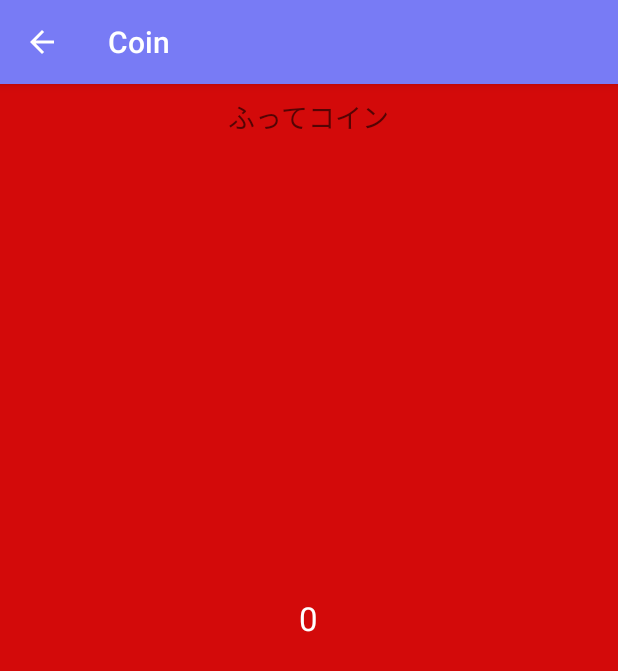
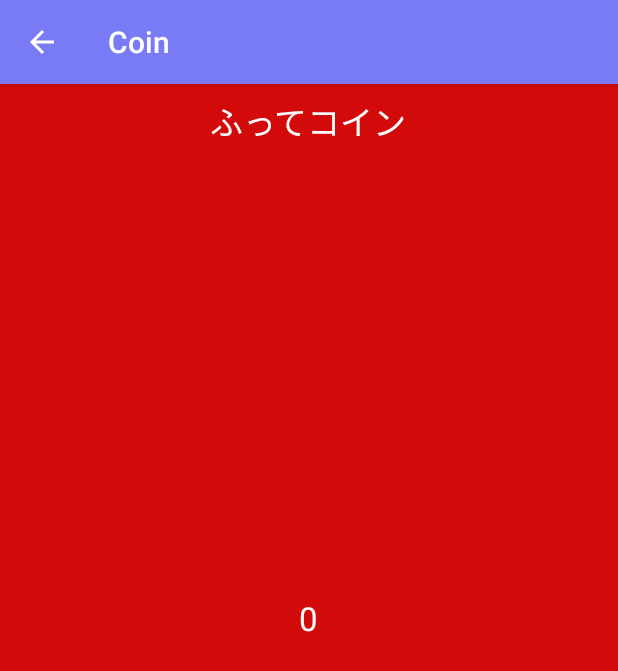
Before and after one commit to moritalous/MyMario, an Android app: the screen it shows after launch (CoinActivity), after a tap on "コイン", on a phone screen of 412 x 824 dp. Shown: the top 671 px of the screen. Run offline under Robolectric (Android 15) with nearby library versions, the phone set to English and light mode, and no system bars; libraries missing offline, so code that uses them is left out: com.squareup.seismic; pictures from the network do not load; 2 statements that could not run were skipped.

Commit message:
リリースに向けて調整

```diff
--- a/app/src/main/AndroidManifest.xml
+++ b/app/src/main/AndroidManifest.xml
@@ -12,7 +12,9 @@
         android:theme="@style/AppTheme">
         <activity
             android:name=".MainActivity"
+            android:configChanges="orientation|screenSize"
             android:label="@string/app_name"
+            android:screenOrientation="portrait"
             android:theme="@style/AppTheme.NoActionBar">
             <intent-filter>
                 <action android:name="android.intent.action.MAIN" />
@@ -22,11 +24,15 @@
         </activity>
         <activity
             android:name=".JumpActivity"
+            android:configChanges="orientation|screenSize"
             android:label="Jump"
+            android:screenOrientation="portrait"
             android:theme="@style/AppTheme.NoActionBar" />
         <activity
             android:name=".CoinActivity"
+            android:configChanges="orientation|screenSize"
             android:label="Coin"
+            android:screenOrientation="portrait"
             android:theme="@style/AppTheme.NoActionBar" />
     </application>
 
--- a/app/src/main/java/forest/rice/field/k/mymario/CoinActivity.java
+++ b/app/src/main/java/forest/rice/field/k/mymario/CoinActivity.java
@@ -1,6 +1,7 @@
 package forest.rice.field.k.mymario;
 
 import android.hardware.SensorManager;
+import android.media.AudioManager;
 import android.os.Bundle;
 import android.os.Handler;
 import android.support.v7.app.ActionBar;
@@ -37,6 +38,8 @@ public class CoinActivity extends AppCompatActivity implements ShakeDetector.Lis
         if (actionBar != null) {
             actionBar.setDisplayHomeAsUpEnabled(true);
         }
+
+        setVolumeControlStream(AudioManager.STREAM_MUSIC);
 
         textCount = (TextView) findViewById(R.id.textCount);
         textCount.setText(String.valueOf(count));
--- a/app/src/main/java/forest/rice/field/k/mymario/JumpActivity.java
+++ b/app/src/main/java/forest/rice/field/k/mymario/JumpActivity.java
@@ -1,6 +1,7 @@
 package forest.rice.field.k.mymario;
 
 import android.hardware.SensorManager;
+import android.media.AudioManager;
 import android.os.Bundle;
 import android.support.v7.app.ActionBar;
 import android.support.v7.app.AppCompatActivity;
@@ -29,6 +30,8 @@ public class JumpActivity extends AppCompatActivity implements ShakeDetector.Lis
         if (actionBar != null) {
             actionBar.setDisplayHomeAsUpEnabled(true);
         }
+
+        setVolumeControlStream(AudioManager.STREAM_MUSIC);
 
         jumpSoundBarrage = new JumpSoundBarrage(this);
 
--- a/app/src/main/java/forest/rice/field/k/mymario/MainActivity.java
+++ b/app/src/main/java/forest/rice/field/k/mymario/MainActivity.java
@@ -2,9 +2,13 @@ package forest.rice.field.k.mymario;
 
 import android.content.Intent;
 import android.media.AudioManager;
+import android.net.Uri;
 import android.os.Bundle;
 import android.support.v7.app.AppCompatActivity;
 import android.support.v7.widget.Toolbar;
+import android.view.Menu;
+import android.view.MenuInflater;
+import android.view.MenuItem;
 import android.view.View;
 import android.widget.Button;
 
@@ -40,4 +44,28 @@ public class MainActivity extends AppCompatActivity {
             }
         });
     }
+
+    @Override
+    public boolean onCreateOptionsMenu(Menu menu) {
+        MenuInflater inflater = this.getMenuInflater();
+        inflater.inflate(R.menu.menu, menu);
+
+        return true;
+    }
+
+    @Override
+    public boolean onOptionsItemSelected(MenuItem item) {
+
+        switch (item.getItemId()) {
+            case R.id.menu_source: {
+                Uri uri = Uri.parse("https://github.com/moritalous/MyMario/");
+                Intent intent = new Intent(Intent.ACTION_VIEW, uri);
+                startActivity(intent);
+            }
+            break;
+            default:
+                break;
+        }
+        return super.onOptionsItemSelected(item);
+    }
 }
--- a/app/src/main/res/layout/content_coin.xml
+++ b/app/src/main/res/layout/content_coin.xml
@@ -18,7 +18,8 @@
         android:layout_centerHorizontal="true"
         android:layout_marginTop="?attr/actionBarSize"
         android:text="@string/coin_label"
-        android:textAppearance="?android:attr/textAppearanceMedium" />
+        android:textAppearance="?android:attr/textAppearanceLarge"
+        android:textColor="@android:color/white" />
 
     <TextView
         android:id="@+id/textCount"
--- /dev/null
+++ b/app/src/main/res/menu/menu.xml
@@ -0,0 +1,6 @@
+<?xml version="1.0" encoding="utf-8"?>
+<menu xmlns:android="http://schemas.android.com/apk/res/android">
+    <item
+        android:id="@+id/menu_source"
+        android:title="@string/menu_source_title" />
+</menu>
--- a/app/src/main/res/values/strings.xml
+++ b/app/src/main/res/values/strings.xml
@@ -4,4 +4,5 @@
     <string name="button4">ジャンプ</string>
     <string name="jump_label">ジャンプ！！</string>
     <string name="coin_label">ふってコイン</string>
+    <string name="menu_source_title">Source</string>
 </resources>
```
